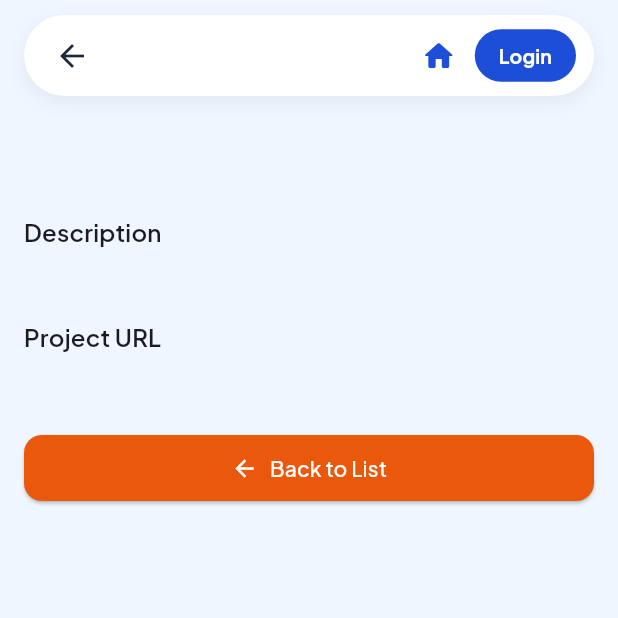
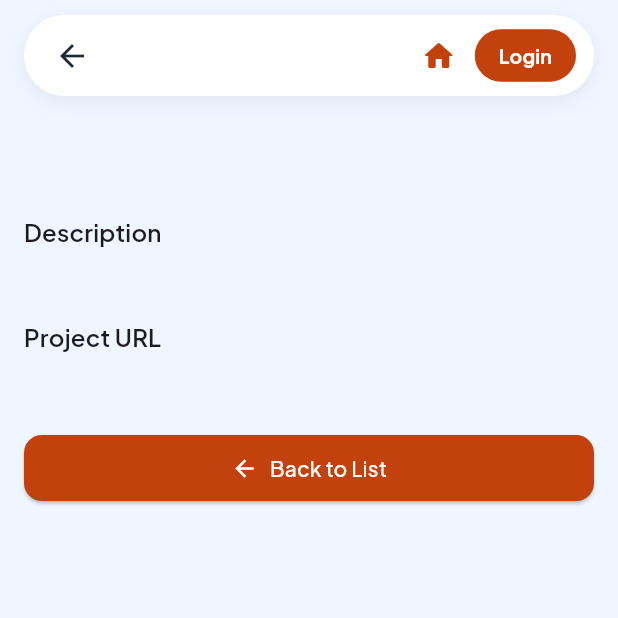
Before and after one commit to nurazizah56-dak/myportofolio_mobile, a Flutter app: the ProjectDetailScreen screen opened directly with empty values, on a phone screen of 412 x 824 dp, the top half of it. Run offline on Flutter 3.47's test engine with Material 3 defaults, Android fonts, the phone set to English and light mode, and no system bars; our stand-ins replace go_router, google_fonts; generated files the repository leaves out were written again.

Commit message:
style(project): harmonize project list, detail, and form views with orange theme

```diff
--- a/lib/screens/project_detail_screen.dart
+++ b/lib/screens/project_detail_screen.dart
@@ -1,6 +1,7 @@
 import 'package:flutter/material.dart';
 import 'package:go_router/go_router.dart';
 import 'package:myportofolio_mobile/models/project.dart';
+import 'package:myportofolio_mobile/utils/web_history.dart';
 import 'package:myportofolio_mobile/widgets/floating_app_bar.dart';
 
 class ProjectDetailScreen extends StatelessWidget {
@@ -11,9 +12,12 @@ class ProjectDetailScreen extends StatelessWidget {
   @override
   Widget build(BuildContext context) {
     return Scaffold(
-      appBar: FloatingAppBar(title: project.title),
+      appBar: FloatingAppBar(
+        title: project.title,
+        accentColor: const Color(0xFFC2410C),
+      ),
       backgroundColor: const Color(0xFFEFF6FF),
-        body: SingleChildScrollView(
+      body: SingleChildScrollView(
         padding: const EdgeInsets.all(16),
         child: Column(
           crossAxisAlignment: CrossAxisAlignment.start,
@@ -55,7 +59,17 @@ class ProjectDetailScreen extends StatelessWidget {
                   .split(',')
                   .map((tech) => tech.trim())
                   .where((tech) => tech.isNotEmpty)
-                  .map((tech) => Chip(label: Text(tech)))
+                  .map(
+                    (tech) => Chip(
+                      label: Text(tech),
+                      backgroundColor: const Color(0xFFFFEDD5), // Peach muda
+                      labelStyle: const TextStyle(
+                        color: Color(0xFFC2410C), // Oranye
+                        fontWeight: FontWeight.w600,
+                      ),
+                      side: const BorderSide(color: Color(0xFFFED7AA)),
+                    ),
+                  )
                   .toList(),
             ),
             const SizedBox(height: 16),
@@ -80,9 +94,10 @@ class ProjectDetailScreen extends StatelessWidget {
             const SizedBox(height: 6),
             SelectableText(
               project.projectUrl,
-              style: TextStyle(
-                color: Theme.of(context).colorScheme.primary,
+              style: const TextStyle(
+                color: Color(0xFFC2410C), // Oranye bukan primary biru
                 decoration: TextDecoration.underline,
+                fontWeight: FontWeight.w600,
               ),
             ),
             const SizedBox(height: 24),
@@ -90,14 +105,14 @@ class ProjectDetailScreen extends StatelessWidget {
               width: double.infinity,
               child: ElevatedButton.icon(
                 style: ElevatedButton.styleFrom(
-                  backgroundColor: const Color(0xFFEA580C),
+                  backgroundColor: const Color(0xFFC2410C), // Oranye
                   foregroundColor: Colors.white,
                   padding: const EdgeInsets.symmetric(vertical: 12),
                   shape: RoundedRectangleBorder(
                     borderRadius: BorderRadius.circular(12),
                   ),
                 ),
-                onPressed: () => context.pop(),
+                onPressed: () => appNavigateBack(context),
                 icon: const Icon(Icons.arrow_back),
                 label: const Text('Back to List'),
               ),
--- a/lib/screens/project_form_screen.dart
+++ b/lib/screens/project_form_screen.dart
@@ -168,7 +168,10 @@ class _ProjectFormScreenState extends State<ProjectFormScreen> {
   @override
   Widget build(BuildContext context) {
     return Scaffold(
-      appBar: const FloatingAppBar(title: 'Add Project'),
+      appBar: const FloatingAppBar(
+        title: 'Add Project',
+        accentColor: Color(0xFFC2410C),
+      ),
       drawer: const LeftDrawer(),
       backgroundColor: const Color(0xFFEFF6FF),
       body: Form(
```
Also changed, not shown: lib/screens/project_list_screen.dart (+28 -5 lines).
